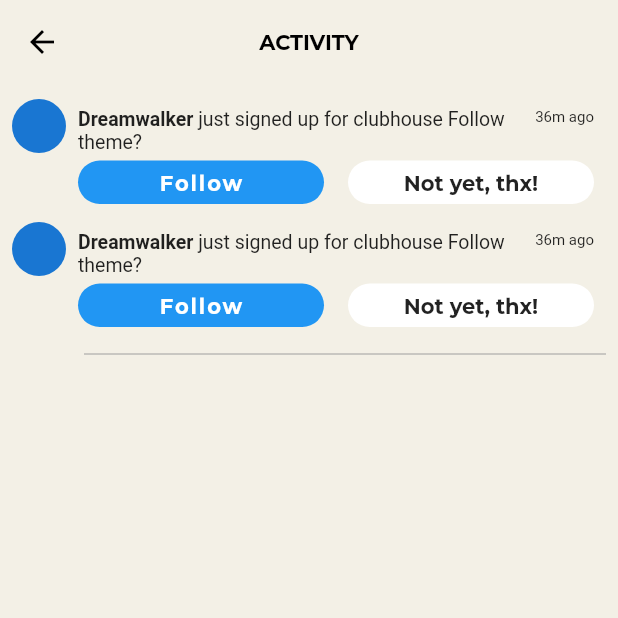
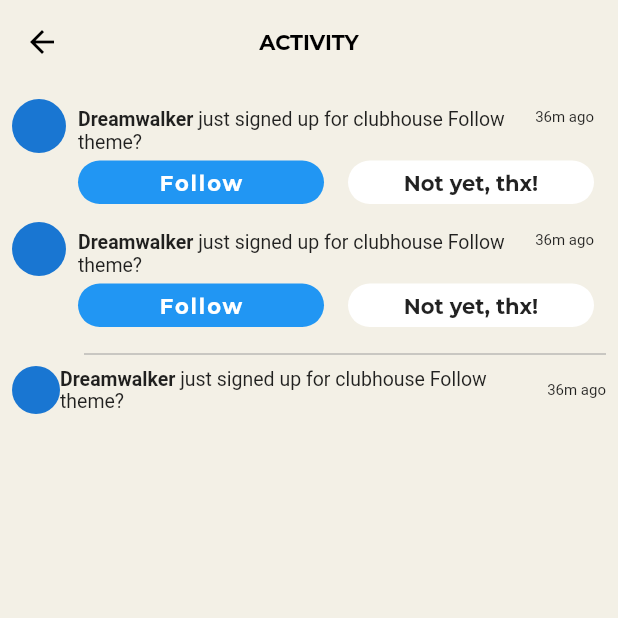
Before and after one commit to JAICHANGPARK/flutter_notebook_11th_story, a Flutter app: the NotificationPage screen opened directly, on a phone screen of 412 x 824 dp, the top half of it. Run offline on Flutter 3.47's test engine with Material 2 defaults, Android fonts, the phone set to English and light mode, and no system bars; our stand-ins replace backdrop, badges, flutter_inner_drawer, flutter_slidable, google_fonts.

Commit message:
Update notification_page.dart

```diff
--- a/lib/ep701_clubhouse/ui/notification_page.dart
+++ b/lib/ep701_clubhouse/ui/notification_page.dart
@@ -221,6 +221,38 @@ class _NotificationPageState extends State<NotificationPage> {
                   color: Colors.grey,
                   indent: 48,
                 ),
+                Row(
+                  children: [
+                    CircleAvatar(
+                      radius: 16,
+                    ),
+                    Expanded(
+                      child: Text.rich(TextSpan(
+                          children: [
+                            TextSpan(
+                                text: "Dreamwalker",
+                                style: TextStyle(
+                                    fontSize: 13,
+                                    fontWeight: FontWeight.bold
+                                )
+                            ),
+                            TextSpan(
+                                text: " just signed up for clubhouse Follow theme?",
+                                style: TextStyle(
+                                  fontSize: 13,
+                                )
+                            )
+                          ]
+                      )),
+                    ),
+                    Align(
+                      alignment: Alignment.topRight,
+                      child: Text("36m ago",style: TextStyle(
+                          fontSize: 10
+                      ),),
+                    )
+                  ],
+                )
 
 
 
```
